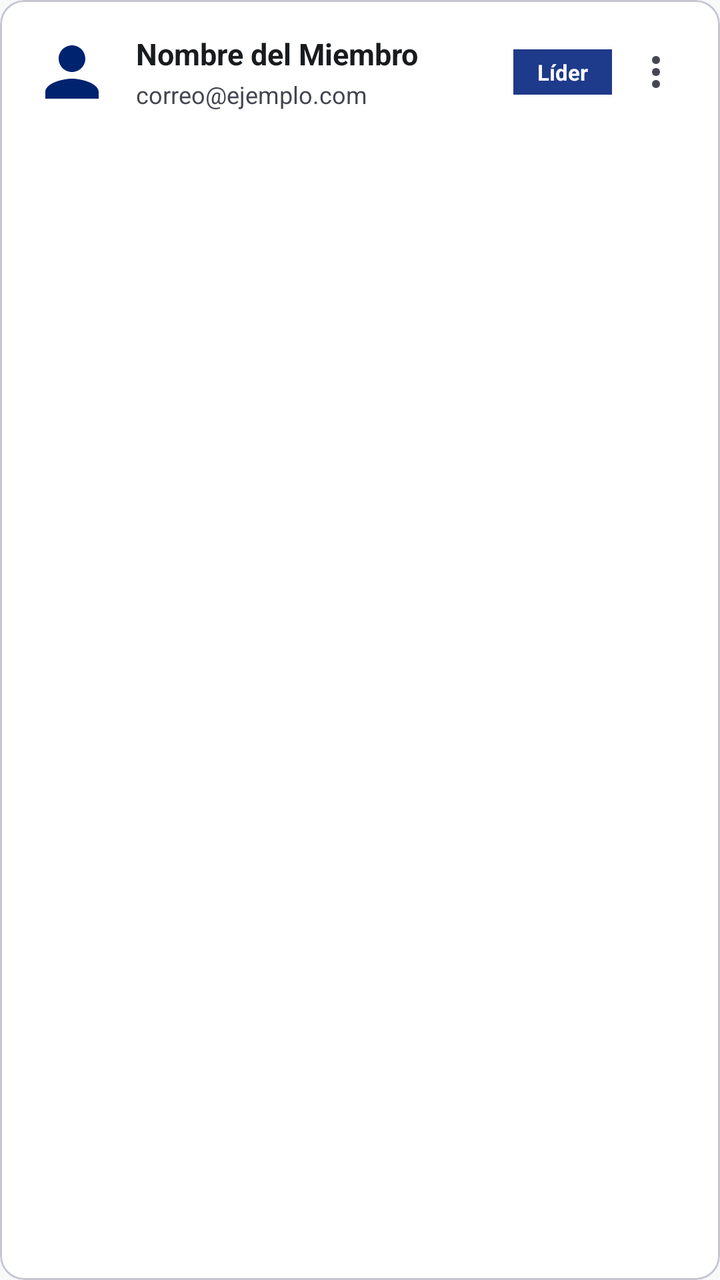
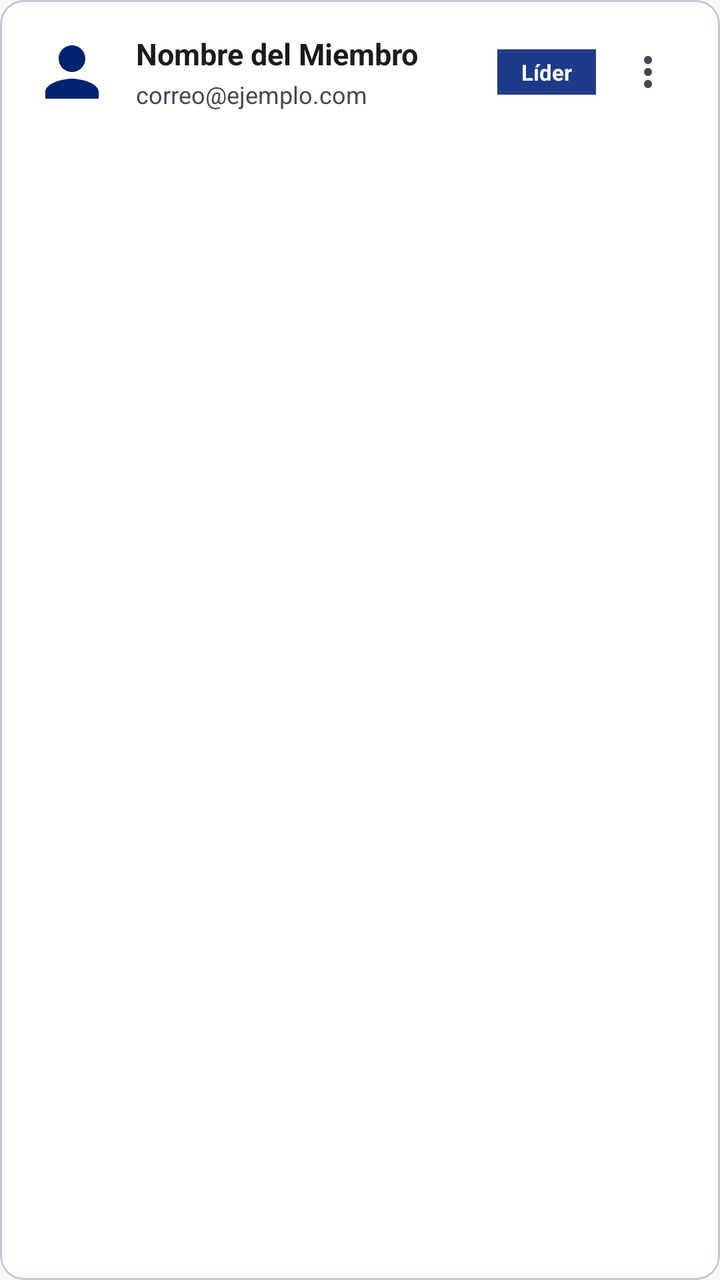

Screens rendered from an Android XML layout before and after an edit, with the pre-edit source and the edit as a unified diff.
<!-- AndroidManifest.xml: application theme Theme.MaquetaGestia -->
<!-- res/layout/item_equipo.xml -->
<?xml version="1.0" encoding="utf-8"?>
<com.google.android.material.card.MaterialCardView xmlns:android="http://schemas.android.com/apk/res/android"
    xmlns:app="http://schemas.android.com/apk/res-auto"
    android:id="@+id/cardEquipo"
    android:layout_width="match_parent"
    android:layout_height="wrap_content"
    android:layout_marginBottom="12dp"
    app:cardBackgroundColor="@color/surface_container_lowest"
    app:cardCornerRadius="12dp"
    app:strokeColor="@color/outline_variant">

    <RelativeLayout
        android:layout_width="match_parent"
        android:layout_height="wrap_content"
        android:padding="16dp">

        <ImageView
            android:id="@+id/imgAvatarMiembro"
            android:layout_width="40dp"
            android:layout_height="40dp"
            android:layout_alignParentStart="true"
            android:layout_centerVertical="true"
            android:src="@drawable/ic_person"
            app:tint="@color/primary" />

        <LinearLayout
            android:layout_width="match_parent"
            android:layout_height="wrap_content"
            android:layout_centerVertical="true"
            android:layout_marginStart="12dp"
            android:layout_toStartOf="@id/lblRolMiembro"
            android:layout_toEndOf="@id/imgAvatarMiembro"
            android:orientation="vertical">

            <TextView
                android:id="@+id/lblNombreMiembro"
                android:layout_width="wrap_content"
                android:layout_height="wrap_content"
                android:text="Nombre del Miembro"
                android:textColor="@color/on_surface"
                android:textSize="15sp"
                android:textStyle="bold" />

            <TextView
                android:id="@+id/lblCorreoMiembro"
                android:layout_width="wrap_content"
                android:layout_height="wrap_content"
                android:layout_marginTop="2dp"
                android:text="correo@ejemplo.com"
                android:textColor="@color/on_surface_variant"
                android:textSize="12sp" />

        </LinearLayout>

        <TextView
            android:id="@+id/lblRolMiembro"
            android:layout_width="wrap_content"
            android:layout_height="wrap_content"
            android:layout_alignWithParentIfMissing="true"
            android:layout_centerVertical="true"
            android:layout_marginEnd="6dp"
            android:layout_toStartOf="@id/btnOpcionesEquipo"
            android:background="@color/primary_container"
            android:paddingStart="12dp"
            android:paddingTop="4dp"
            android:paddingEnd="12dp"
            android:paddingBottom="4dp"
            android:text="Líder"
            android:textColor="@color/on_primary"
            android:textSize="11sp"
            android:textStyle="bold" />

        <ImageButton
            android:id="@+id/btnOpcionesEquipo"
            android:layout_width="32dp"
            android:layout_height="32dp"
            android:layout_alignParentEnd="true"
            android:layout_centerVertical="true"
            android:background="?attr/selectableItemBackgroundBorderless"
            android:contentDescription="Opciones del miembro"
            android:src="@drawable/ic_more_vert"
            app:tint="@color/on_surface_variant" />

    </RelativeLayout>

</com.google.android.material.card.MaterialCardView>
<!-- resources referenced by this layout -->
<resources>
  <color name="on_primary">#FFFFFF</color>
  <color name="on_surface">#191C1E</color>
  <color name="on_surface_variant">#444651</color>
  <color name="outline_variant">#C5C5D3</color>
  <color name="primary">#00236F</color>
  <color name="primary_container">#1E3A8A</color>
  <color name="surface_container_lowest">#FFFFFF</color>
  <!-- drawable ic_more_vert (drawable) -->
  <vector xmlns:android="http://schemas.android.com/apk/res/android"
      android:width="24dp"
      android:height="24dp"
      android:viewportWidth="24"
      android:viewportHeight="24">
      <path
          android:fillColor="@color/on_surface_variant"
          android:pathData="M12,8c1.1,0 2,-0.9 2,-2s-0.9,-2 -2,-2 -2,0.9 -2,2 0.9,2 2,2zM12,10c-1.1,0 -2,0.9 -2,2s0.9,2 2,2 2,-0.9 2,-2 -0.9,-2 -2,-2zM12,16c-1.1,0 -2,0.9 -2,2s0.9,2 2,2 2,-0.9 2,-2 -0.9,-2 -2,-2z"/>
  </vector>
  <!-- drawable ic_person (drawable) -->
  <vector xmlns:android="http://schemas.android.com/apk/res/android"
      android:width="24dp"
      android:height="24dp"
      android:viewportWidth="24"
      android:viewportHeight="24">
      <path
          android:fillColor="@color/primary"
          android:pathData="M12,12c2.21,0 4,-1.79 4,-4s-1.79,-4 -4,-4 -4,1.79 -4,4 1.79,4 4,4zM12,14c-2.67,0 -8,1.34 -8,4v2h16v-2c0,-2.66 -5.33,-4 -8,-4z"/>
  </vector>
  <style name="Theme.MaquetaGestia" parent="Base.Theme.MaquetaGestia" />
  <style name="Base.Theme.MaquetaGestia" parent="Theme.Material3.DayNight.NoActionBar">
          
          <item name="colorPrimary">@color/primary</item>
          <item name="colorOnPrimary">@color/on_primary</item>
          <item name="colorPrimaryContainer">@color/primary_container</item>
          <item name="colorOnPrimaryContainer">@color/on_primary_container</item>
  
          
          <item name="colorSecondary">@color/secondary</item>
          <item name="colorOnSecondary">@color/on_secondary</item>
          <item name="colorSecondaryContainer">@color/secondary_container</item>
  
          
          <item name="android:colorBackground">@color/background</item>
          <item name="colorSurface">@color/surface</item>
          <item name="colorOnSurface">@color/on_surface</item>
          <item name="colorOnSurfaceVariant">@color/on_surface_variant</item>
  
          
          <item name="colorOutline">@color/outline</item>
          <item name="colorOutlineVariant">@color/outline_variant</item>
          <item name="colorError">@color/error</item>
          <item name="colorErrorContainer">@color/error_container</item>
          <item name="colorOnError">@color/on_error</item>
      </style>
  <color name="on_primary_container">#90A8FF</color>
  <color name="secondary">#006398</color>
  <color name="on_secondary">#FFFFFF</color>
  <color name="secondary_container">#5BB8FE</color>
  <color name="background">#F7F9FB</color>
  <color name="surface">#F7F9FB</color>
  <color name="outline">#757682</color>
  <color name="error">#BA1A1A</color>
  <color name="error_container">#FFDAD6</color>
  <color name="on_error">#FFFFFF</color>
</resources>

<!-- the commit's change to res/layout/item_equipo.xml (unified diff, before → after) -->
@@ -28,14 +28,17 @@
             android:layout_height="wrap_content"
             android:layout_centerVertical="true"
             android:layout_marginStart="12dp"
+            android:layout_marginEnd="8dp"
             android:layout_toStartOf="@id/lblRolMiembro"
             android:layout_toEndOf="@id/imgAvatarMiembro"
             android:orientation="vertical">
 
             <TextView
                 android:id="@+id/lblNombreMiembro"
-                android:layout_width="wrap_content"
+                android:layout_width="match_parent"
                 android:layout_height="wrap_content"
+                android:ellipsize="end"
+                android:maxLines="1"
                 android:text="Nombre del Miembro"
                 android:textColor="@color/on_surface"
                 android:textSize="15sp"
@@ -43,9 +46,11 @@
 
             <TextView
                 android:id="@+id/lblCorreoMiembro"
-                android:layout_width="wrap_content"
+                android:layout_width="match_parent"
                 android:layout_height="wrap_content"
                 android:layout_marginTop="2dp"
+                android:ellipsize="end"
+                android:maxLines="1"
                 android:text="correo@ejemplo.com"
                 android:textColor="@color/on_surface_variant"
                 android:textSize="12sp" />
@@ -61,6 +66,8 @@
             android:layout_marginEnd="6dp"
             android:layout_toStartOf="@id/btnOpcionesEquipo"
             android:background="@color/primary_container"
+            android:ellipsize="end"
+            android:maxLines="1"
             android:paddingStart="12dp"
             android:paddingTop="4dp"
             android:paddingEnd="12dp"
@@ -72,8 +79,8 @@
 
         <ImageButton
             android:id="@+id/btnOpcionesEquipo"
-            android:layout_width="32dp"
-            android:layout_height="32dp"
+            android:layout_width="40dp"
+            android:layout_height="40dp"
             android:layout_alignParentEnd="true"
             android:layout_centerVertical="true"
             android:background="?attr/selectableItemBackgroundBorderless"
